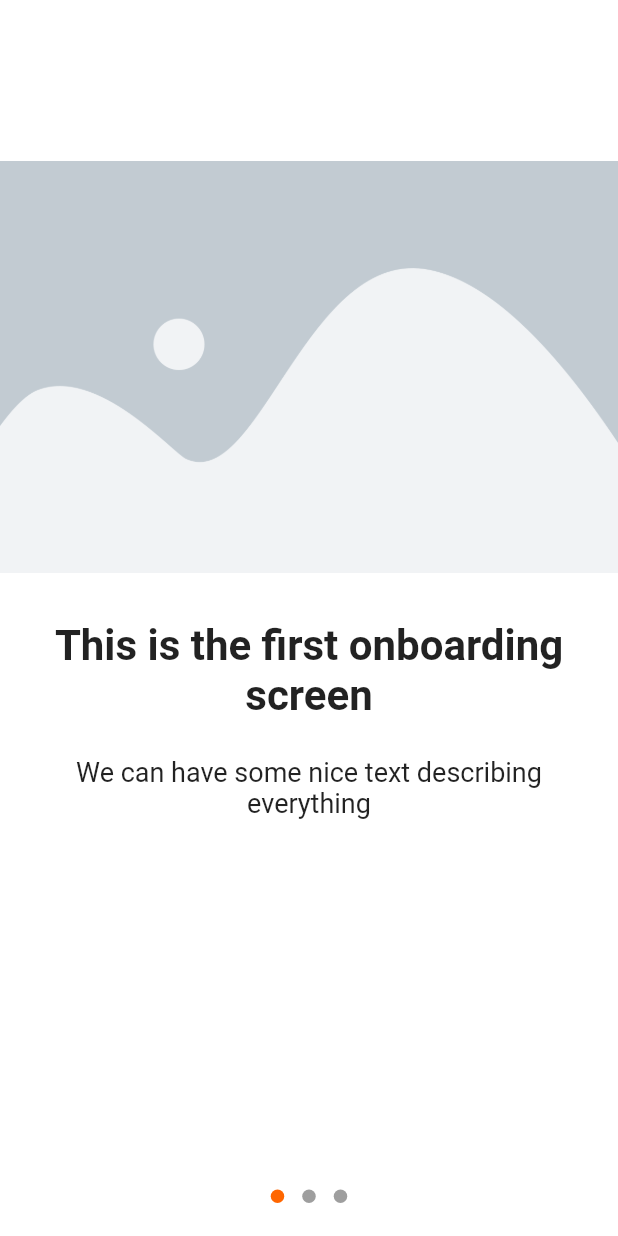
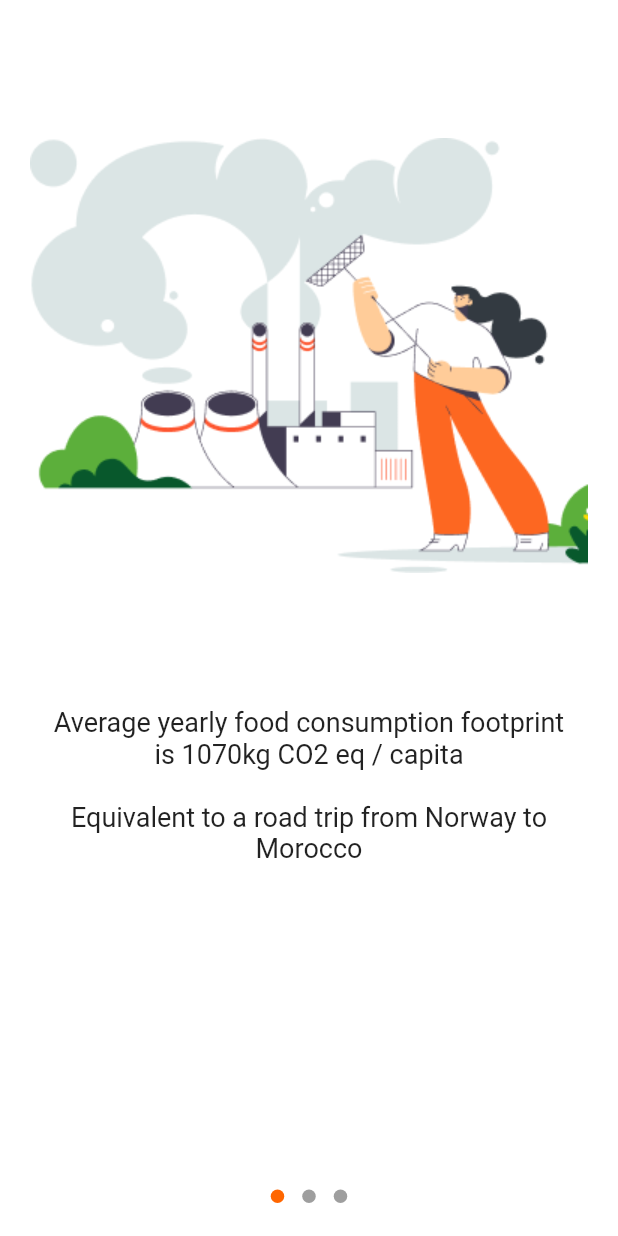
Before and after one commit to Omerixe/EcoMi, a Flutter app: the screen it shows after launch, on a phone screen of 412 x 824 dp. Run offline on Flutter 3.47's test engine with Material 2 defaults, Android fonts, the phone set to English and light mode, and no system bars; drawn by our look-alikes of introduction_screen; our stand-ins replace shared_preferences.

Commit message:
roughly style the onboarding screens

```diff
--- a/lib/main.dart
+++ b/lib/main.dart
@@ -20,10 +20,16 @@ class MyApp extends StatelessWidget {
     return MaterialApp(
       title: 'Mi Sustainability',
       theme: ThemeData.light().copyWith(
-          primaryColor: kPrimaryColor,
-          appBarTheme: AppBarTheme(
-            color: kPrimaryColor,
-          )),
+        primaryColor: kPrimaryColor,
+        appBarTheme: AppBarTheme(
+          color: kPrimaryColor,
+        ),
+        elevatedButtonTheme: ElevatedButtonThemeData(
+          style: ElevatedButton.styleFrom(
+            primary: kPrimaryColor,
+          ),
+        ),
+      ),
       home: onboardingDone ? HomePage() : OnboardingPage(),
     );
   }
--- a/lib/screens/onboarding/onboarding_page.dart
+++ b/lib/screens/onboarding/onboarding_page.dart
@@ -1,5 +1,6 @@
 import 'package:flutter/material.dart';
 import 'package:introduction_screen/introduction_screen.dart';
+import 'package:mi_sustainability/colors.dart';
 import 'package:mi_sustainability/screens/home_page.dart';
 import 'package:shared_preferences/shared_preferences.dart';
 
@@ -20,25 +21,29 @@ class _OnboardingState extends State<OnboardingPage> {
       imagePadding: EdgeInsets.zero,
     );
 
-    return IntroductionScreen(
+    return SafeArea(
+      child: IntroductionScreen(
         key: introKey,
         pages: [
           PageViewModel(
-          title: 'This is the first onboarding screen',
-          body: 'We can have some nice text describing everything',
-          image: Image.asset('assets/placeholder.png'),
+            title: '',
+            body:
+                'Average yearly food consumption footprint is 1070kg CO2 eq / capita\n\nEquivalent to a road trip from Norway to Morocco',
+            image: Image.asset('assets/onboarding1.png'),
             decoration: pageDecoration,
           ),
           PageViewModel(
-          title: 'This is the second onboarding screen',
-          body: 'We can have some nice text describing everything',
-          image: Image.asset('assets/placeholder.png'),
+            title: '',
+            body:
+                'Agriculture uses 70% of the fresh water supply\n\nEquivalent to 13000L of water / capita ',
+            image: Image.asset('assets/onboarding2.png'),
             decoration: pageDecoration,
           ),
           PageViewModel(
-          title: 'This is the third onboarding screen',
-          body: 'We can have some nice text describing everything',
-          image: Image.asset('assets/placeholder.png'),
+            title: '',
+            body:
+                'Animal agriculture is the leading cause of species extinction, ocean dead zones, water pollution.',
+            image: Image.asset('assets/onboarding3.png'),
             decoration: pageDecoration,
             footer: ElevatedButton(
               onPressed: () async {
@@ -56,6 +61,11 @@ class _OnboardingState extends State<OnboardingPage> {
         showDoneButton: false,
         showNextButton: false,
         showSkipButton: false,
+        dotsDecorator: DotsDecorator(
+          color: Colors.grey,
+          activeColor: kPrimaryColor,
+        ),
+      ),
     );
   }
 }
```
Also changed, not shown: assets/onboarding1.png (added), assets/onboarding2.png (added), assets/onboarding3.png (added). Lines whose indentation alone changed are shown as unchanged.
